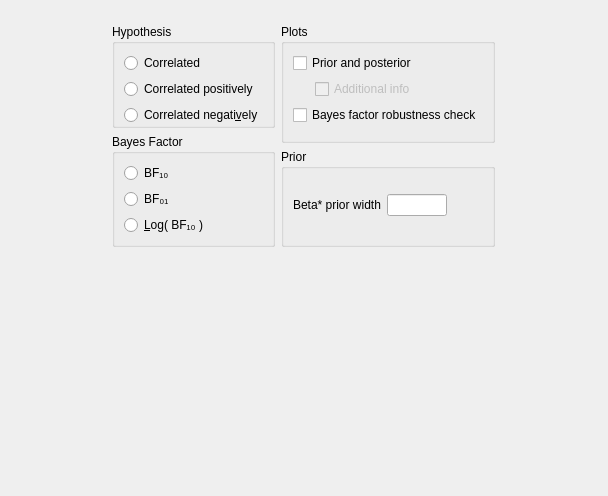
Above: JASP-Desktop/analysisforms/correlationpairsbayesiansummarystatisticsform.ui from jasp-stats/jasp-desktop before the change. Below: the same form after it.
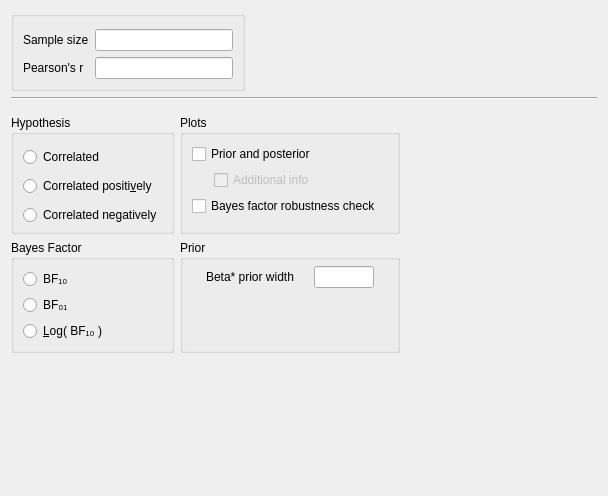
That is the form after the change. Custom widgets are drawn as their Qt base class.

Commit message: working-bf correlation pairs summ stats

The edit to the form file:
```diff
--- a/JASP-Desktop/analysisforms/correlationpairsbayesiansummarystatisticsform.ui
+++ b/JASP-Desktop/analysisforms/correlationpairsbayesiansummarystatisticsform.ui
@@ -1,7 +1,7 @@
 <?xml version="1.0" encoding="UTF-8"?>
 <ui version="4.0">
- <class>CorrelationPairsBayesianSummaryStatistics</class>
- <widget class="QWidget" name="CorrelationPairsBayesianSummaryStatistics">
+ <class>CorrelationPairsBayesianSummaryStatisticsForm</class>
+ <widget class="QWidget" name="CorrelationPairsBayesianSummaryStatisticsForm">
   <property name="geometry">
    <rect>
     <x>0</x>
@@ -19,33 +19,100 @@
   <property name="windowTitle">
    <string>Form</string>
   </property>
-  <layout class="QGridLayout" name="gridLayout_7">
-   <property name="verticalSpacing">
-    <number>0</number>
-   </property>
+  <layout class="QGridLayout" name="gridLayout">
    <item row="0" column="0">
-    <widget class="QWidget" name="options" native="true">
+    <widget class="BoundGroupBox" name="missingValues">
+     <property name="title">
+      <string/>
+     </property>
+     <property name="flat">
+      <bool>false</bool>
+     </property>
+     <layout class="QGridLayout" name="gridLayout_6">
+      <property name="topMargin">
+       <number>12</number>
+      </property>
+      <item row="1" column="1">
+       <widget class="BoundTextBox" name="pearsonsR"/>
+      </item>
+      <item row="1" column="0">
+       <widget class="QLabel" name="label_3">
+        <property name="text">
+         <string>&lt;html&gt;&lt;head/&gt;&lt;body&gt;&lt;p&gt;Pearson's r&lt;/p&gt;&lt;/body&gt;&lt;/html&gt;</string>
+        </property>
+       </widget>
+      </item>
+      <item row="0" column="1">
+       <widget class="BoundTextBox" name="sampleSize"/>
+      </item>
+      <item row="0" column="0">
+       <widget class="QLabel" name="label_2">
+        <property name="text">
+         <string>Sample size</string>
+        </property>
+       </widget>
+      </item>
+     </layout>
+    </widget>
+   </item>
+   <item row="0" column="1">
+    <spacer name="horizontalSpacer_2">
+     <property name="orientation">
+      <enum>Qt::Horizontal</enum>
+     </property>
+     <property name="sizeHint" stdset="0">
+      <size>
+       <width>346</width>
+       <height>20</height>
+      </size>
+     </property>
+    </spacer>
+   </item>
+   <item row="1" column="0" colspan="2">
+    <widget class="Line" name="line">
+     <property name="font">
+      <font>
+       <weight>50</weight>
+       <bold>false</bold>
+      </font>
+     </property>
+     <property name="frameShadow">
+      <enum>QFrame::Sunken</enum>
+     </property>
+     <property name="lineWidth">
+      <number>1</number>
+     </property>
+     <property name="orientation">
+      <enum>Qt::Horizontal</enum>
+     </property>
+    </widget>
+   </item>
+   <item row="2" column="0" colspan="2">
+    <widget class="QWidget" name="gridWidget" native="true">
      <property name="sizePolicy">
-      <sizepolicy hsizetype="Fixed" vsizetype="Preferred">
+      <sizepolicy hsizetype="Fixed" vsizetype="Fixed">
        <horstretch>0</horstretch>
        <verstretch>0</verstretch>
       </sizepolicy>
      </property>
-     <layout class="QGridLayout" name="gridLayout_3">
+     <layout class="QGridLayout" name="gridLayout_7">
       <property name="leftMargin">
        <number>0</number>
       </property>
-      <property name="topMargin">
-       <number>13</number>
-      </property>
       <property name="rightMargin">
        <number>0</number>
       </property>
       <property name="bottomMargin">
        <number>0</number>
       </property>
-      <item row="0" column="0">
+      <item row="1" column="0">
        <widget class="QWidget" name="widget_2" native="true">
+        <property name="maximumSize">
+         <size>
+          <width>240</width>
+          <height>16777215</height>
+         </size>
+        </property>
         <layout class="QGridLayout" name="gridLayout_5">
          <property name="leftMargin">
           <number>0</number>
@@ -59,72 +126,67 @@
          <property name="bottomMargin">
           <number>0</number>
          </property>
-         <item row="0" column="0">
-          <widget class="BoundGroupBox" name="hypothesis">
-           <property name="title">
-            <string>Hypothesis</string>
-           </property>
-           <property name="flat">
-            <bool>true</bool>
-           </property>
-           <layout class="QGridLayout" name="gridLayout_9">
-            <property name="bottomMargin">
-             <number>0</number>
-            </property>
-            <item row="2" column="0">
-             <widget class="QRadioButton" name="_3oneTailedLessThan">
-              <property name="text">
-               <string>Correlated negati&amp;vely</string>
-              </property>
-             </widget>
-            </item>
-            <item row="1" column="0">
-             <widget class="QRadioButton" name="_2oneTailedGreaterThan">
-              <property name="text">
-               <string>Correlated positively</string>
-              </property>
-             </widget>
-            </item>
-            <item row="0" column="0">
-             <widget class="QRadioButton" name="_1twoTailed">
-              <property name="text">
-               <string>Correlated</string>
-              </property>
-             </widget>
-            </item>
-           </layout>
-          </widget>
-         </item>
-         <item row="1" column="0">
+         <item row="4" column="0">
           <widget class="BoundGroupBox" name="bayesFactorType">
            <property name="title">
             <string>Bayes Factor</string>
            </property>
            <property name="flat">
-            <bool>true</bool>
+            <bool>false</bool>
            </property>
            <layout class="QGridLayout" name="gridLayout_13">
+            <item row="1" column="0">
+             <widget class="QRadioButton" name="_2">
+              <property name="sizePolicy">
+               <sizepolicy hsizetype="Fixed" vsizetype="Fixed">
+                <horstretch>0</horstretch>
+                <verstretch>0</verstretch>
+               </sizepolicy>
+              </property>
+              <property name="text">
+               <string>BF₀₁</string>
+              </property>
+             </widget>
+            </item>
             <item row="2" column="0">
              <widget class="QRadioButton" name="_3">
+              <property name="sizePolicy">
+               <sizepolicy hsizetype="Fixed" vsizetype="Fixed">
+                <horstretch>0</horstretch>
+                <verstretch>0</verstretch>
+               </sizepolicy>
+              </property>
               <property name="text">
                <string>&amp;Log( BF₁₀ )</string>
               </property>
              </widget>
             </item>
+            <item row="1" column="1">
+             <spacer name="horizontalSpacer_3">
+              <property name="orientation">
+               <enum>Qt::Horizontal</enum>
+              </property>
+              <property name="sizeHint" stdset="0">
+               <size>
+                <width>40</width>
+                <height>20</height>
+               </size>
+              </property>
+             </spacer>
+            </item>
             <item row="0" column="0">
              <widget class="QRadioButton" name="_1">
+              <property name="sizePolicy">
+               <sizepolicy hsizetype="Fixed" vsizetype="Fixed">
+                <horstretch>0</horstretch>
+                <verstretch>0</verstretch>
+               </sizepolicy>
+              </property>
               <property name="text">
                <string>BF₁₀</string>
               </property>
              </widget>
             </item>
-            <item row="1" column="0">
-             <widget class="QRadioButton" name="_2">
-              <property name="text">
-               <string>BF₀₁</string>
-              </property>
-             </widget>
-            </item>
            </layout>
           </widget>
          </item>
@@ -132,7 +194,77 @@
        </widget>
       </item>
       <item row="0" column="1">
+       <widget class="BoundGroupBox" name="plotsGroup">
+        <property name="title">
+         <string>Plots</string>
+        </property>
+        <layout class="QGridLayout" name="gridLayout_4">
+         <item row="0" column="0" colspan="3">
+          <widget class="BoundCheckBox" name="plotPriorAndPosterior">
+           <property name="enabled">
+            <bool>true</bool>
+           </property>
+           <property name="sizePolicy">
+            <sizepolicy hsizetype="Fixed" vsizetype="Fixed">
+             <horstretch>0</horstretch>
+             <verstretch>0</verstretch>
+            </sizepolicy>
+           </property>
+           <property name="text">
+            <string>Prior and posterior</string>
+           </property>
+          </widget>
+         </item>
+         <item row="2" column="1" colspan="3">
+          <widget class="BoundCheckBox" name="plotPriorAndPosteriorAdditionalInfo">
+           <property name="enabled">
+            <bool>false</bool>
+           </property>
+           <property name="sizePolicy">
+            <sizepolicy hsizetype="Fixed" vsizetype="Fixed">
+             <horstretch>0</horstretch>
+             <verstretch>0</verstretch>
+            </sizepolicy>
+           </property>
+           <property name="text">
+            <string>Additional info</string>
+           </property>
+          </widget>
+         </item>
+         <item row="4" column="0">
+          <widget class="QWidget" name="widget_4" native="true">
+           <property name="maximumSize">
+            <size>
+             <width>16</width>
+             <height>16777215</height>
+            </size>
+           </property>
+          </widget>
+         </item>
+         <item row="3" column="0" colspan="3">
+          <widget class="BoundCheckBox" name="plotBayesFactorRobustness">
+           <property name="sizePolicy">
+            <sizepolicy hsizetype="Fixed" vsizetype="Fixed">
+             <horstretch>0</horstretch>
+             <verstretch>0</verstretch>
+            </sizepolicy>
+           </property>
+           <property name="text">
+            <string>Bayes factor robustness check</string>
+           </property>
+          </widget>
+         </item>
+        </layout>
+       </widget>
+      </item>
+      <item row="1" column="1">
        <widget class="QWidget" name="widget_3" native="true">
+        <property name="sizePolicy">
+         <sizepolicy hsizetype="Preferred" vsizetype="Preferred">
+          <horstretch>0</horstretch>
+          <verstretch>0</verstretch>
+         </sizepolicy>
+        </property>
         <layout class="QGridLayout" name="gridLayout_2">
          <property name="leftMargin">
           <number>0</number>
@@ -147,50 +279,7 @@
           <number>0</number>
          </property>
          <item row="0" column="0">
-          <widget class="GroupBox" name="plotsGroup">
-           <property name="title">
-            <string>Plots</string>
-           </property>
-           <layout class="QGridLayout" name="gridLayout_4">
-            <item row="1" column="1" colspan="2">
-             <widget class="BoundCheckBox" name="plotPriorAndPosteriorAdditionalInfo">
-              <property name="enabled">
-               <bool>false</bool>
-              </property>
-              <property name="text">
-               <string>Additional info</string>
-              </property>
-             </widget>
-            </item>
-            <item row="0" column="0" colspan="3">
-             <widget class="BoundCheckBox" name="plotPriorAndPosterior">
-              <property name="text">
-               <string>Prior and posterior</string>
-              </property>
-             </widget>
-            </item>
-            <item row="2" column="0" colspan="3">
-             <widget class="BoundCheckBox" name="plotBayesFactorRobustness">
-              <property name="text">
-               <string>Bayes factor robustness check</string>
-              </property>
-             </widget>
-            </item>
-            <item row="3" column="0">
-             <widget class="QWidget" name="widget_5" native="true">
-              <property name="maximumSize">
-               <size>
-                <width>16</width>
-                <height>16777215</height>
-               </size>
-              </property>
-             </widget>
-            </item>
-           </layout>
-          </widget>
-         </item>
-         <item row="1" column="0">
-          <widget class="GroupBox" name="groupPrior">
+          <widget class="BoundGroupBox" name="groupBox">
            <property name="title">
             <string>Prior</string>
            </property>
@@ -200,6 +289,12 @@
             </property>
             <item row="0" column="1">
              <widget class="BoundTextBox" name="priorWidth">
+              <property name="sizePolicy">
+               <sizepolicy hsizetype="Fixed" vsizetype="Preferred">
+                <horstretch>0</horstretch>
+                <verstretch>0</verstretch>
+               </sizepolicy>
+              </property>
               <property name="minimumSize">
                <size>
                 <width>60</width>
@@ -216,20 +311,26 @@
             </item>
             <item row="0" column="0">
              <widget class="QLabel" name="label">
+              <property name="sizePolicy">
+               <sizepolicy hsizetype="Fixed" vsizetype="Fixed">
+                <horstretch>0</horstretch>
+                <verstretch>0</verstretch>
+               </sizepolicy>
+              </property>
               <property name="text">
                <string>Beta* prior width</string>
               </property>
              </widget>
             </item>
-            <item row="0" column="2">
-             <spacer name="horizontalSpacer_2">
+            <item row="1" column="1">
+             <spacer name="verticalSpacer_2">
               <property name="orientation">
-               <enum>Qt::Horizontal</enum>
+               <enum>Qt::Vertical</enum>
               </property>
               <property name="sizeHint" stdset="0">
                <size>
-                <width>0</width>
-                <height>20</height>
+                <width>20</width>
+                <height>40</height>
                </size>
               </property>
              </spacer>
@@ -240,11 +341,65 @@
         </layout>
        </widget>
       </item>
+      <item row="0" column="0">
+       <widget class="BoundGroupBox" name="hypothesis">
+        <property name="title">
+         <string>Hypothesis</string>
+        </property>
+        <property name="flat">
+         <bool>true</bool>
+        </property>
+        <layout class="QGridLayout" name="gridLayout_9">
+         <property name="bottomMargin">
+          <number>0</number>
+         </property>
+         <item row="1" column="0">
+          <widget class="QRadioButton" name="_2oneTailedGreaterThan">
+           <property name="sizePolicy">
+            <sizepolicy hsizetype="Fixed" vsizetype="Fixed">
+             <horstretch>0</horstretch>
+             <verstretch>0</verstretch>
+            </sizepolicy>
+           </property>
+           <property name="text">
+            <string>Correlated positi&amp;vely</string>
+           </property>
+          </widget>
+         </item>
+         <item row="0" column="0">
+          <widget class="QRadioButton" name="_1twoTailed">
+           <property name="sizePolicy">
+            <sizepolicy hsizetype="Fixed" vsizetype="Fixed">
+             <horstretch>0</horstretch>
+             <verstretch>0</verstretch>
+            </sizepolicy>
+           </property>
+           <property name="text">
+            <string>Correlated</string>
+           </property>
+          </widget>
+         </item>
+         <item row="2" column="0">
+          <widget class="QRadioButton" name="_3oneTailedLessThan">
+           <property name="sizePolicy">
+            <sizepolicy hsizetype="Fixed" vsizetype="Fixed">
+             <horstretch>0</horstretch>
+             <verstretch>0</verstretch>
+            </sizepolicy>
+           </property>
+           <property name="text">
+            <string>Correlated negatively</string>
+           </property>
+          </widget>
+         </item>
+        </layout>
+       </widget>
+      </item>
      </layout>
     </widget>
    </item>
-   <item row="1" column="0">
-    <spacer name="verticalSpacer_4">
+   <item row="3" column="0">
+    <spacer name="verticalSpacer">
      <property name="orientation">
       <enum>Qt::Vertical</enum>
      </property>
@@ -259,12 +414,6 @@
   </layout>
  </widget>
  <customwidgets>
-  <customwidget>
-   <class>GroupBox</class>
-   <extends>QGroupBox</extends>
-   <header>widgets/groupbox.h</header>
-   <container>1</container>
-  </customwidget>
   <customwidget>
    <class>BoundTextBox</class>
    <extends>QLineEdit</extends>
```
Left out of the diff: 8 changed lines with no effect on the pictures. The commit also changes 2 other files.
